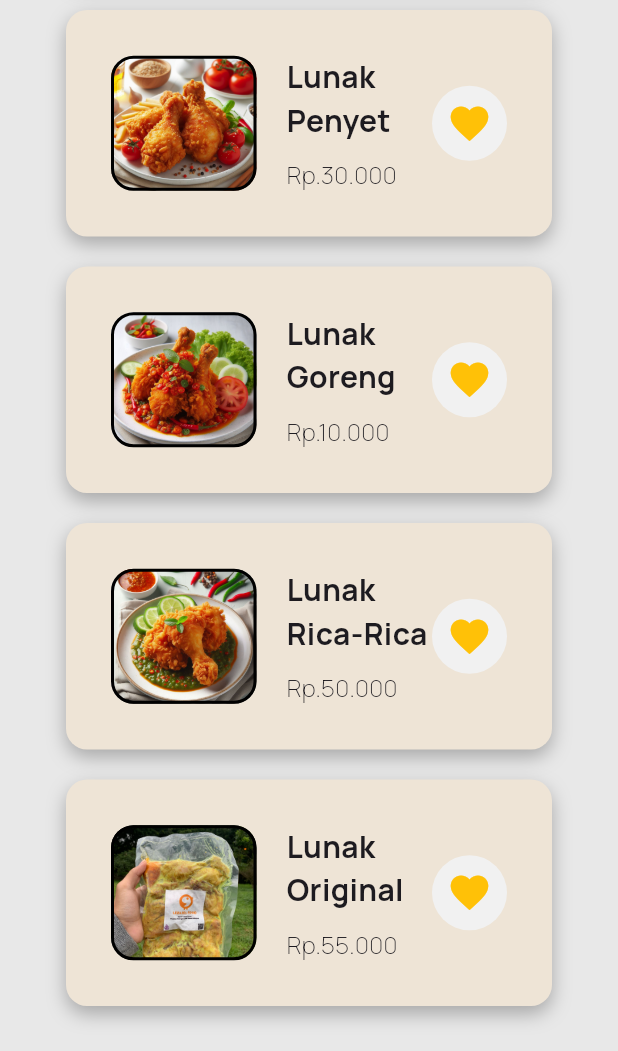
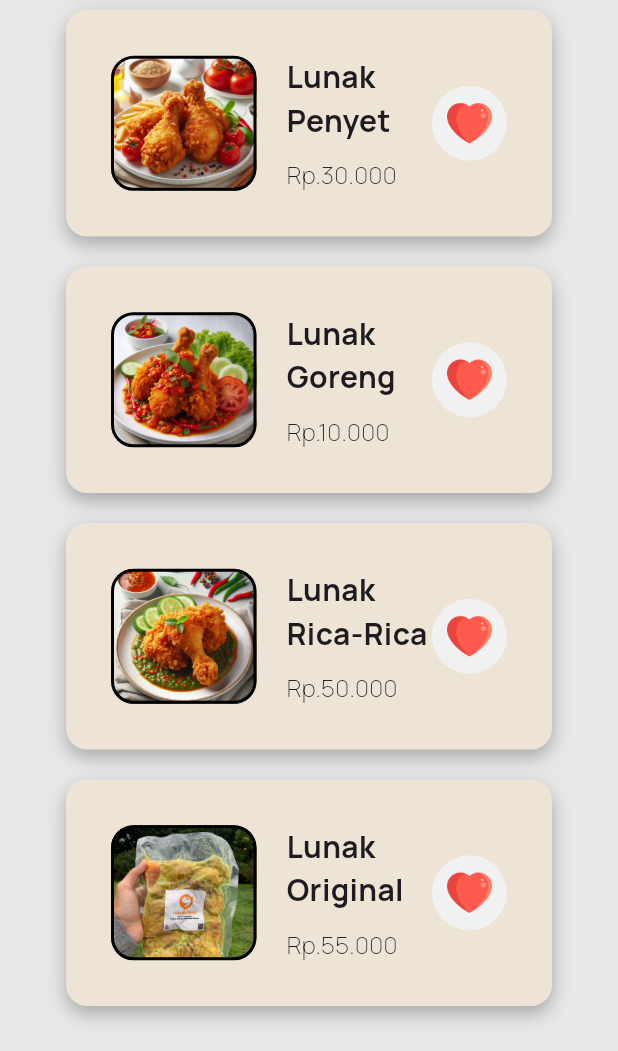
Before and after one commit to Lezazel-Developer/mobile-lezazel, a Flutter app: the FavoriteScreen screen opened by its route, scrolled down 112 dp, on a phone screen of 412 x 824 dp, the part 185-1236 px from its top. Run offline on Flutter 3.47's test engine with Material 3 defaults, Android fonts, the phone set to English and light mode, and no system bars; our stand-ins replace another_flushbar, carousel_slider, flutter_feather_icons, google_fonts, lottie; accounts and stored records are empty.

Commit message:
feat: icon favorite screen

```diff
--- a/lib/app/routes.dart
+++ b/lib/app/routes.dart
@@ -27,6 +27,6 @@ Route<dynamic> routes(RouteSettings settings) {
       return MaterialPageRoute(builder: (context) => const MessagePage());
     case DetailChat.routeName:
       return MaterialPageRoute(builder: (context) => const DetailChat());
-    default: return MaterialPageRoute(builder: (context) => const MainPage());
+    default: return MaterialPageRoute(builder: (context) => const SplashScreen());
   }
 }
--- a/lib/features/favorite/favorite_ref.dart
+++ b/lib/features/favorite/favorite_ref.dart
@@ -3,6 +3,7 @@ import 'package:google_fonts/google_fonts.dart';
 import 'package:lezazel_flutter/thema.dart';
 import 'package:lottie/lottie.dart';
 import '../../models/product_model.dart';
+import '../../preferences/assets.dart';
 
 export 'pages/favorite_page.dart';
 
@@ -162,14 +163,10 @@ class _FavoriteScreenState extends State<FavoriteScreen> {
                     onTap: () {
                       _toggleFavorite(index);
                     },
-                    child: Icon(
+                    child: Image.asset(
                       likedList[index]
-                          ? Icons.favorite
-                          : Icons.favorite_outline,
-                      color: likedList[index]
-                          ? Colors.amber
-                          : const Color(0xffFEA300),
-                      size: 30,
+                          ? MainAssets.enableLike
+                          : MainAssets.disableLike,
                     ),
                   ),
                 ),
--- a/lib/preferences/assets.dart
+++ b/lib/preferences/assets.dart
@@ -28,8 +28,7 @@ class MainAssets{
 
   //detail product
   static const detailProduct = '$path/shopping-bag.png';
-  static const disableLike = '$path/disablelike.png';
-  static const enableLike = '$path/enablelike.png';
+
   static const money = '$path/money.png';
   static const detail = '$path/detail_image.jpg';
   static const star = '$path/star.png';
@@ -39,6 +38,8 @@ class MainAssets{
   static const iconLine = '$path/icon_line.png';
 
   //favorite
+  static const disableLike = '$path/disablelike.png';
+  static const enableLike = '$path/enablelike.png';
   static const heart = '$path/heart.png';
 
   //auth
--- a/lib/screen/detailProduct/index/page.dart
+++ b/lib/screen/detailProduct/index/page.dart
@@ -2,6 +2,7 @@ import 'package:carousel_slider/carousel_slider.dart';
 import 'package:flutter/material.dart';
 import 'package:flutter/services.dart';
 import 'package:lezazel_flutter/extensions/extensions.dart';
+import 'package:lezazel_flutter/preferences/assets.dart';
 import 'package:lezazel_flutter/thema.dart';
 
 part 'sections/food_detail_section.dart';
@@ -29,8 +30,7 @@ class _DetailProductScreenState extends State<DetailProductScreen>
 
 
   String shoppingBag = 'assets/images/shopping-bag.png';
-  String enableLike = 'assets/images/enablelike.png';
-  String disableLike = 'assets/images/disablelike.png';
+
   String foodDesc = 'assets/images/foodDescription.png';
 
   List images = [
@@ -257,7 +257,7 @@ class _DetailProductScreenState extends State<DetailProductScreen>
                       GestureDetector(
                         onTap: _toggleFavorite,
                         child: Image.asset(
-                          isFavorite ? enableLike : disableLike,
+                          isFavorite ? MainAssets.enableLike : MainAssets.disableLike,
                           width: 30,
                         ),
                       ),
```
Also changed, not shown: lib/features/favorite/widgets/favorite_card.dart (+4 -5 lines).
